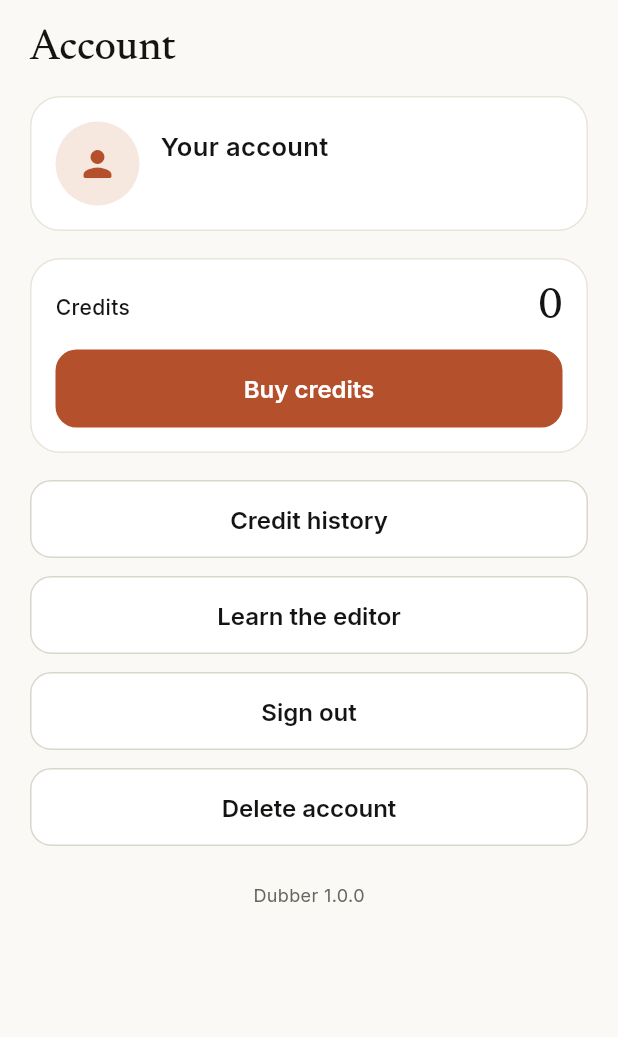
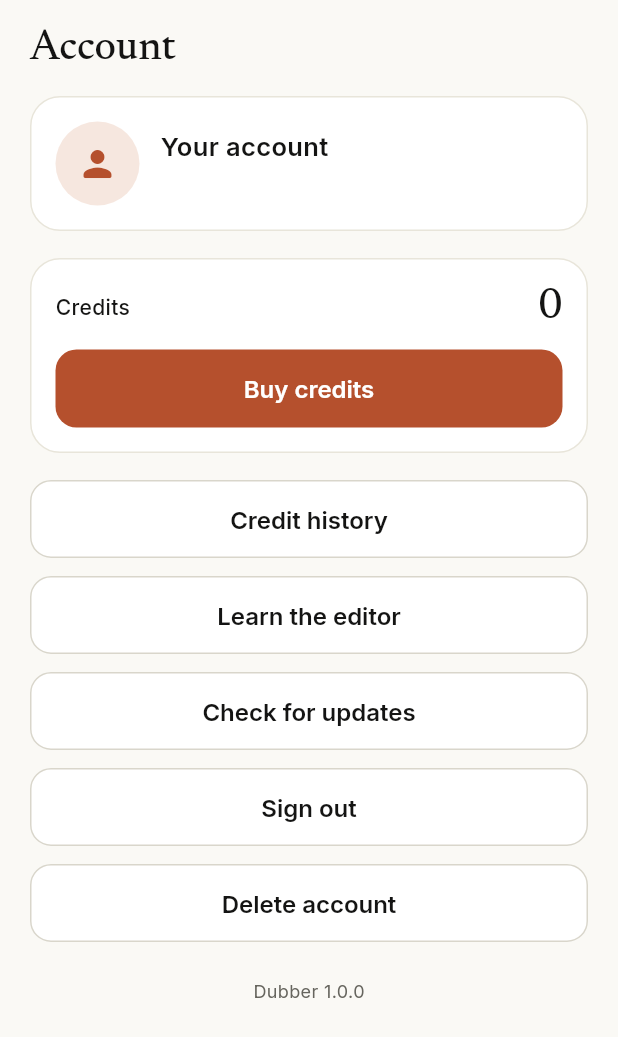
Before and after one commit to RosielReaksa/mibleappdubber, a Flutter app: the ProjectsScreen screen opened by its route, after a tap on the "person" icon, on a phone screen of 412 x 824 dp. Shown: the top 1037 px of the screen. Run offline on Flutter 3.47's test engine with Material 3 defaults, Android fonts, the phone set to English and light mode, and no system bars; our stand-ins replace dio, file_picker, flutter_riverpod, flutter_secure_storage, go_router, package_info_plus and 2 more; missing offline and left inert: ota_update; accounts and stored records are empty; network calls fail.

Commit message:
feat: add manual 'Check for updates' button in Account screen and build 20MB release APK

```diff
--- a/dubber_app/lib/features/account/account_screen.dart
+++ b/dubber_app/lib/features/account/account_screen.dart
@@ -10,6 +10,7 @@ import '../../core/widgets/dubber_character.dart';
 import '../../core/widgets/status_chip.dart';
 import '../auth/application/auth_controller.dart';
 import '../projects/domain/models.dart';
+import 'app_update_checker.dart';
 
 class AccountScreen extends ConsumerStatefulWidget {
   const AccountScreen({super.key});
@@ -119,6 +120,11 @@ class _AccountScreenState extends ConsumerState<AccountScreen> {
           NeutralButton(
             label: 'Learn the editor',
             onPressed: () => context.push('/learn'),
+          ),
+          const SizedBox(height: 12),
+          NeutralButton(
+            label: 'Check for updates',
+            onPressed: () => AppUpdateChecker.check(context, ref, manual: true),
           ),
           const SizedBox(height: 12),
           NeutralButton(
--- a/dubber_app/lib/features/account/app_update_checker.dart
+++ b/dubber_app/lib/features/account/app_update_checker.dart
@@ -38,15 +38,22 @@ class AppUpdateChecker {
   static bool _checked = false;
 
   /// Checks if a newer version is available and shows the in-app update dialog.
-  static Future<void> check(BuildContext context, WidgetRef ref) async {
-    if (_checked || kIsWeb) return;
+  static Future<void> check(BuildContext context, WidgetRef ref, {bool manual = false}) async {
+    if ((_checked && !manual) || kIsWeb) return;
     _checked = true;
 
     try {
       final dio = ref.read(apiClientProvider).dio;
       final response = await dio.get<Map<String, dynamic>>('/version');
       final data = response.data;
-      if (data == null) return;
+      if (data == null) {
+        if (manual && context.mounted) {
+          ScaffoldMessenger.of(context).showSnackBar(
+            const SnackBar(content: Text('Could not reach update server.')),
+          );
+        }
+        return;
+      }
 
       final updateInfo = AppUpdateInfo.fromJson(data);
       final currentInfo = await PackageInfo.fromPlatform();
@@ -55,9 +62,18 @@ class AppUpdateChecker {
       if (updateInfo.versionCode > currentCode) {
         if (!context.mounted) return;
         _showUpdateDialog(context, updateInfo);
+      } else if (manual && context.mounted) {
+        ScaffoldMessenger.of(context).showSnackBar(
+          const SnackBar(content: Text('Dubber is up to date! (v1.0.4)')),
+        );
       }
     } catch (e) {
       debugPrint('Auto-update check ignored: $e');
+      if (manual && context.mounted) {
+        ScaffoldMessenger.of(context).showSnackBar(
+          SnackBar(content: Text('Update check failed: $e')),
+        );
+      }
     }
   }
 
```
